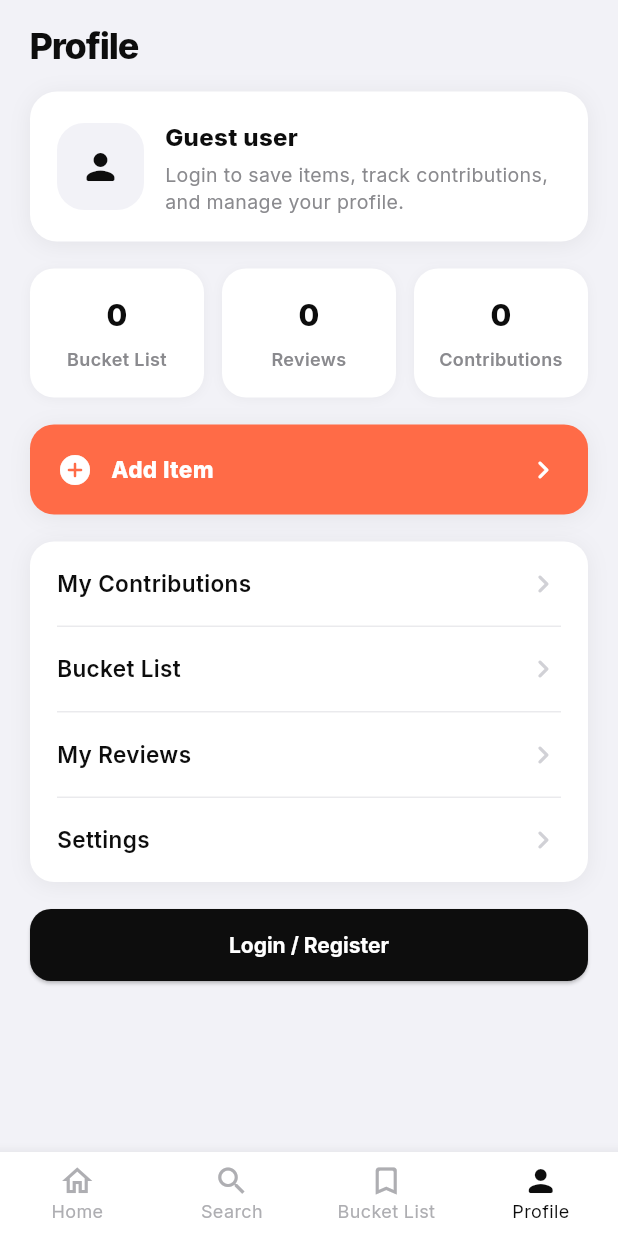
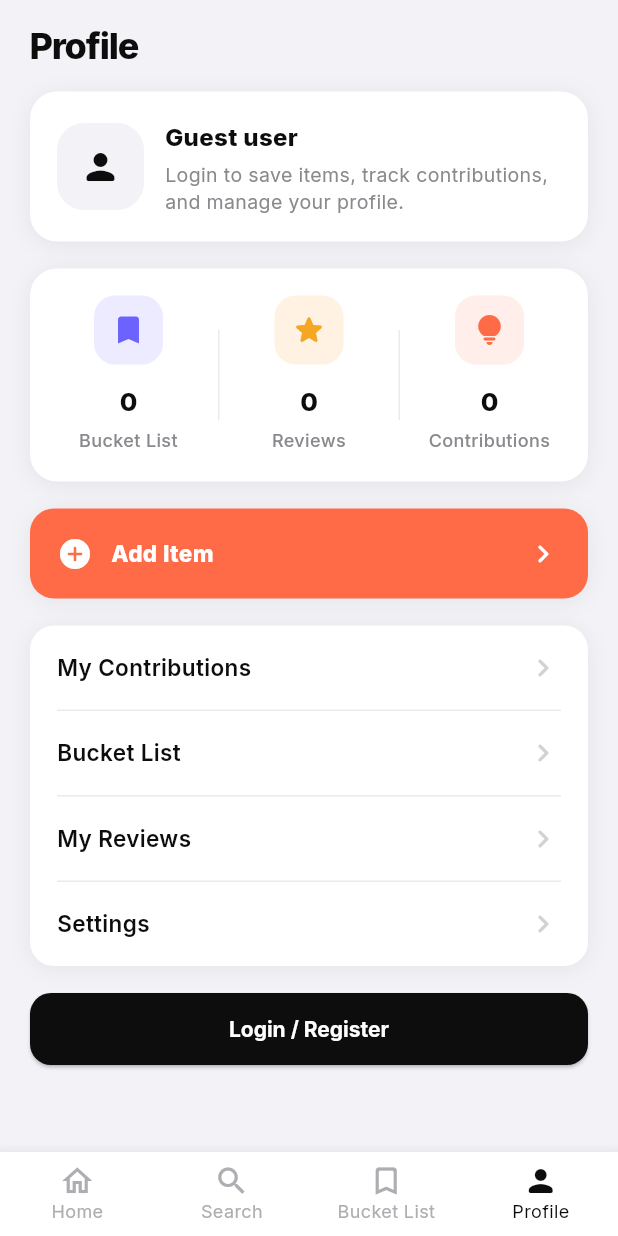
Before and after one commit to rohitc11/finder_frontend, a Flutter app: the screen it shows after launch, item 4 of the bottom bar chosen, on a phone screen of 412 x 824 dp. Run offline on Flutter 3.47's test engine with Material 3 defaults, Android fonts, the phone set to English and light mode, and no system bars; our stand-ins replace geocoding, geolocator, google_fonts, share_plus, shared_preferences; accounts and stored records are empty.

Commit message:
Added quick fixes

```diff
--- a/lib/screens/tabs/profile_tab.dart
+++ b/lib/screens/tabs/profile_tab.dart
@@ -13,6 +13,7 @@ import '../contributions/my_contributions_screen.dart';
 import '../contributions/suggest_item_screen.dart';
 import '../home_screen.dart';
 import 'saved_tab.dart';
+import '../saved/bucket_list_page.dart';
 
 /// Profile tab.
 ///
@@ -230,14 +231,46 @@ class _ProfileTabState extends State<ProfileTab> {
                 ),
               ),
               const SizedBox(height: 18),
-              Row(
-                children: [
-                  Expanded(child: _guestStatCard('Bucket List', '0')),
-                  const SizedBox(width: 12),
-                  Expanded(child: _guestStatCard('Reviews', '0')),
-                  const SizedBox(width: 12),
-                  Expanded(child: _guestStatCard('Contributions', '0')),
-                ],
+              Container(
+                padding: const EdgeInsets.all(18),
+                decoration: BoxDecoration(
+                  color: AppTheme.snow,
+                  borderRadius: BorderRadius.circular(18),
+                  boxShadow: AppTheme.shadowSm,
+                ),
+                child: Row(
+                  children: [
+                    Expanded(
+                      child: _topStatTile(
+                        icon: Icons.bookmark_rounded,
+                        iconBg: const Color(0xFFEDEBFF),
+                        iconColor: const Color(0xFF6C63FF),
+                        value: '0',
+                        label: 'Bucket List',
+                      ),
+                    ),
+                    _verticalDivider(),
+                    Expanded(
+                      child: _topStatTile(
+                        icon: Icons.star_rounded,
+                        iconBg: const Color(0xFFFFF2E2),
+                        iconColor: const Color(0xFFF5A623),
+                        value: '0',
+                        label: 'Reviews',
+                      ),
+                    ),
+                    _verticalDivider(),
+                    Expanded(
+                      child: _topStatTile(
+                        icon: Icons.lightbulb_rounded,
+                        iconBg: const Color(0xFFFFEEE9),
+                        iconColor: AppTheme.accent,
+                        value: '0',
+                        label: 'Contributions',
+                      ),
+                    ),
+                  ],
+                ),
               ),
               const SizedBox(height: 18),
               InkWell(
@@ -620,7 +653,7 @@ class _ProfileTabState extends State<ProfileTab> {
             onTap: () {
               Navigator.of(context).push(
                 MaterialPageRoute(
-                  builder: (_) => const MyContributionsScreen(),
+                  builder: (_) => const BucketListPage(),
                 ),
               );
             },
@@ -634,7 +667,7 @@ class _ProfileTabState extends State<ProfileTab> {
             onTap: () {
               Navigator.of(context).push(
                 MaterialPageRoute(
-                  builder: (_) => const SavedTab(),
+                  builder: (_) => const BucketListPage(),
                 ),
               );
             },
@@ -724,39 +757,6 @@ class _ProfileTabState extends State<ProfileTab> {
     );
   }
 
-  Widget _guestStatCard(String label, String value) {
-    return Container(
-      padding: const EdgeInsets.all(16),
-      decoration: BoxDecoration(
-        color: AppTheme.snow,
-        borderRadius: BorderRadius.circular(16),
-        boxShadow: AppTheme.shadowXs,
-      ),
-      child: Column(
-        children: [
-          Text(
-            value,
-            style: const TextStyle(
-              fontSize: 20,
-              fontWeight: FontWeight.w800,
-              color: AppTheme.ink,
-            ),
-          ),
-          const SizedBox(height: 6),
-          Text(
-            label,
-            textAlign: TextAlign.center,
-            style: const TextStyle(
-              fontSize: 12,
-              color: AppTheme.stone,
-              fontWeight: FontWeight.w600,
-            ),
-          ),
-        ],
-      ),
-    );
-  }
-
   Widget _guestMenuTile(String label) {
     return InkWell(
       onTap: _openLoginFromProfile,
```
Also changed, not shown: lib/screens/saved/bucket_list_page.dart (added, +25 -0 lines), lib/screens/tabs/saved_tab.dart (+10 -5 lines).
